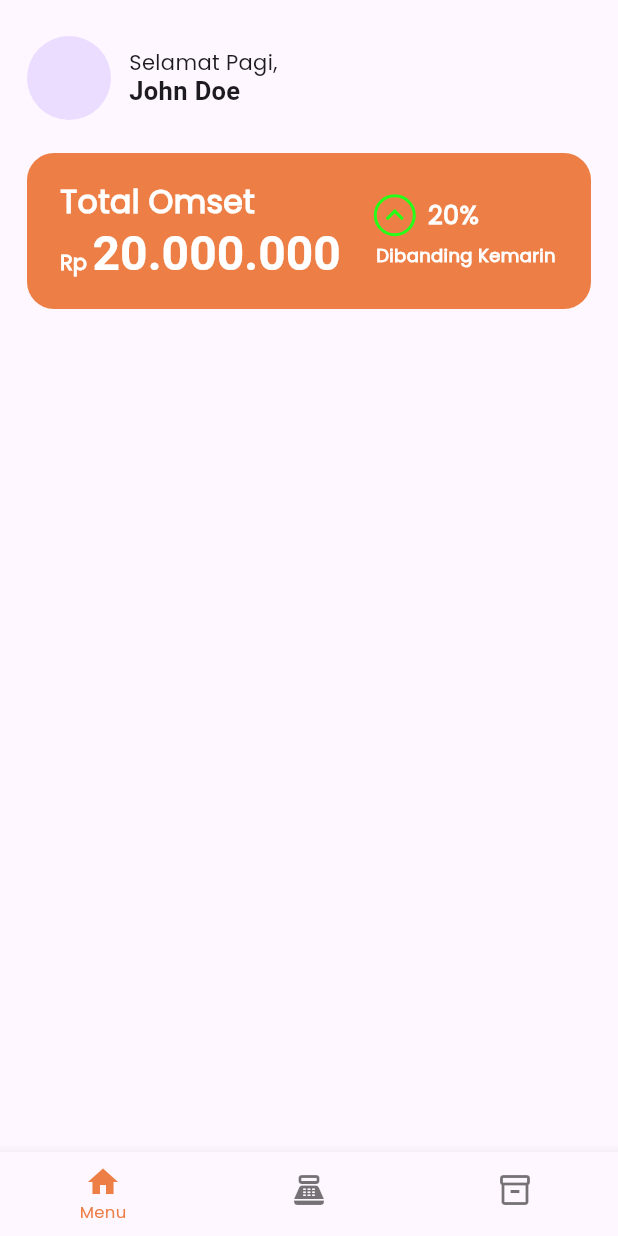
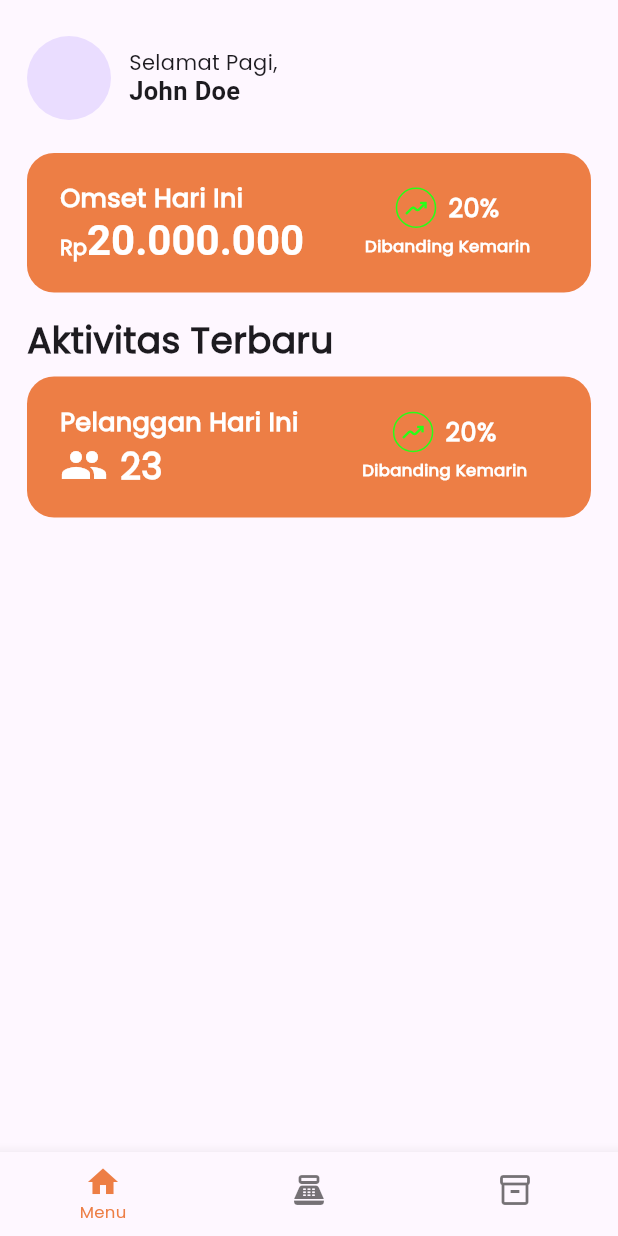
Before and after one commit to hoesk1ee/mitra_surya_jaya, a Flutter app: the HomePage screen opened by its route, on a phone screen of 412 x 824 dp. Run offline on Flutter 3.47's test engine with Material 3 defaults, Android fonts, the phone set to English and light mode, and no system bars; our stand-ins replace gap, go_router, google_fonts, qr_flutter, shared_preferences; accounts and stored records are empty.

Commit message:
improve home UI

```diff
--- a/lib/presentation/pages/home_page.dart
+++ b/lib/presentation/pages/home_page.dart
@@ -1,6 +1,5 @@
 import 'package:flutter/material.dart';
 import 'package:gap/gap.dart';
-import 'package:google_fonts/google_fonts.dart';
 import 'package:mitra_surya_jaya/presentation/misc/colors.dart';
 import 'package:mitra_surya_jaya/presentation/misc/text_styles.dart';
 
@@ -10,13 +9,13 @@ class HomePage extends StatelessWidget {
   @override
   Widget build(BuildContext context) {
     return Scaffold(
-      body: SingleChildScrollView(
-        child: SafeArea(
+      body: SafeArea(
         child: Padding(
-            padding: const EdgeInsets.fromLTRB(18, 24, 18, 0),
+          padding: const EdgeInsets.fromLTRB(18, 24, 18, 18),
           child: Column(
             crossAxisAlignment: CrossAxisAlignment.start,
             children: [
+              ///* User Profile Widget
               Row(
                 children: [
                   const CircleAvatar(
@@ -42,37 +41,33 @@ class HomePage extends StatelessWidget {
                   ),
                 ],
               ),
+
+              ///* Turnover Card Widget
               const Gap(22),
-                Container(
-                  width: MediaQuery.sizeOf(context).width,
-                  decoration: BoxDecoration(
-                    color: AppColor.mainOrangeColor,
-                    borderRadius: BorderRadius.circular(18),
-                  ),
-                  child: Padding(
-                    padding: const EdgeInsets.fromLTRB(22, 18, 22, 18),
-                    child: Row(
+              _buildCard(
+                context,
+                Row(
                   children: [
                     Column(
                       crossAxisAlignment: CrossAxisAlignment.start,
                       children: [
                         Text(
-                              "Total Omset",
+                          "Omset Hari Ini",
                           style: AppTextStyle.titleTextStyle.copyWith(
                             color: AppColor.mainWhiteColor,
-                                fontSize: 21,
+                            fontSize: 17,
                           ),
                         ),
                         RichText(
                           text: TextSpan(
-                                text: "Rp ",
-                                style: AppTextStyle.titleTextStyle.copyWith(
-                                    fontFamily: "Poppins", fontSize: 14),
+                            text: "Rp",
+                            style: AppTextStyle.titleTextStyle
+                                .copyWith(fontFamily: "Poppins", fontSize: 14),
                             children: [
                               TextSpan(
                                 text: "20.000.000",
                                 style: AppTextStyle.titleTextStyle.copyWith(
-                                      fontSize: 32,
+                                  fontSize: 28,
                                 ),
                               ),
                             ],
@@ -85,18 +80,23 @@ class HomePage extends StatelessWidget {
                       child: Column(
                         children: [
                           Row(
+                            mainAxisAlignment: MainAxisAlignment.center,
                             children: [
                               Container(
                                 decoration: BoxDecoration(
                                   shape: BoxShape.circle,
                                   border: Border.all(
                                     color: AppColor.profitColor,
-                                        width: 2,
+                                    width: 1,
                                   ),
                                 ),
-                                    child: const Icon(
-                                      Icons.expand_less,
+                                child: const Padding(
+                                  padding: EdgeInsets.all(4),
+                                  child: Icon(
+                                    Icons.moving_outlined,
+                                    size: 17,
                                     color: AppColor.profitColor,
+                                  ),
                                 ),
                               ),
                               const Gap(8),
@@ -114,7 +114,7 @@ class HomePage extends StatelessWidget {
                             "Dibanding Kemarin",
                             style: AppTextStyle.titleTextStyle.copyWith(
                               color: AppColor.mainWhiteColor,
-                                  fontSize: 12,
+                              fontSize: 11,
                             ),
                           )
                         ],
@@ -123,12 +123,110 @@ class HomePage extends StatelessWidget {
                   ],
                 ),
               ),
+              const Gap(14),
+              const Text(
+                "Aktivitas Terbaru",
+                style: AppTextStyle.titleTextStyle,
+              ),
+              const Gap(8),
+              _buildCard(
+                context,
+                Row(
+                  children: [
+                    Column(
+                      crossAxisAlignment: CrossAxisAlignment.start,
+                      children: [
+                        Text(
+                          "Pelanggan Hari Ini",
+                          style: AppTextStyle.titleTextStyle.copyWith(
+                            color: AppColor.mainWhiteColor,
+                            fontSize: 17,
+                          ),
+                        ),
+                        Row(
+                          children: [
+                            const Icon(
+                              Icons.people,
+                              color: AppColor.mainWhiteColor,
+                              size: 32,
+                            ),
+                            const Gap(8),
+                            Text(
+                              "23",
+                              style: AppTextStyle.titleTextStyle.copyWith(
+                                color: AppColor.mainWhiteColor,
+                              ),
+                            ),
+                          ],
                         )
                       ],
                     ),
+                    const Gap(22),
+                    Expanded(
+                      child: Column(
+                        children: [
+                          Row(
+                            mainAxisAlignment: MainAxisAlignment.center,
+                            children: [
+                              Container(
+                                decoration: BoxDecoration(
+                                  shape: BoxShape.circle,
+                                  border: Border.all(
+                                    color: AppColor.profitColor,
+                                    width: 1,
+                                  ),
+                                ),
+                                child: const Padding(
+                                  padding: EdgeInsets.all(4),
+                                  child: Icon(
+                                    Icons.moving_outlined,
+                                    size: 17,
+                                    color: AppColor.profitColor,
+                                  ),
+                                ),
+                              ),
+                              const Gap(8),
+                              Text(
+                                "20%",
+                                style: AppTextStyle.titleTextStyle.copyWith(
+                                  color: AppColor.mainWhiteColor,
+                                  fontSize: 17,
+                                ),
+                              ),
+                            ],
+                          ),
+                          const Gap(4),
+                          Text(
+                            "Dibanding Kemarin",
+                            style: AppTextStyle.titleTextStyle.copyWith(
+                              color: AppColor.mainWhiteColor,
+                              fontSize: 11,
+                            ),
+                          )
+                        ],
+                      ),
+                    ),
+                  ],
+                ),
+              ),
+            ],
           ),
         ),
       ),
     );
   }
+
+  Container _buildCard(BuildContext context, Widget child) {
+    return Container(
+      width: MediaQuery.sizeOf(context).width,
+      decoration: BoxDecoration(
+        color: AppColor.mainOrangeColor,
+        borderRadius: BorderRadius.circular(18),
+      ),
+      child: Padding(
+        padding: const EdgeInsets.fromLTRB(22, 18, 22, 18),
+        child: child,
+      ),
+    );
   }
+}
```
Lines whose indentation alone changed are shown as unchanged.
